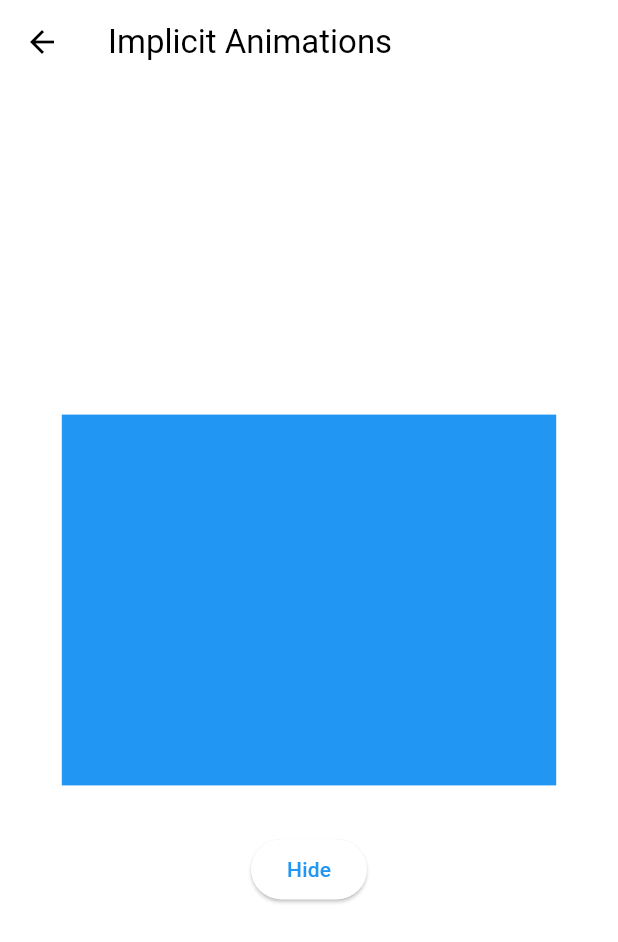
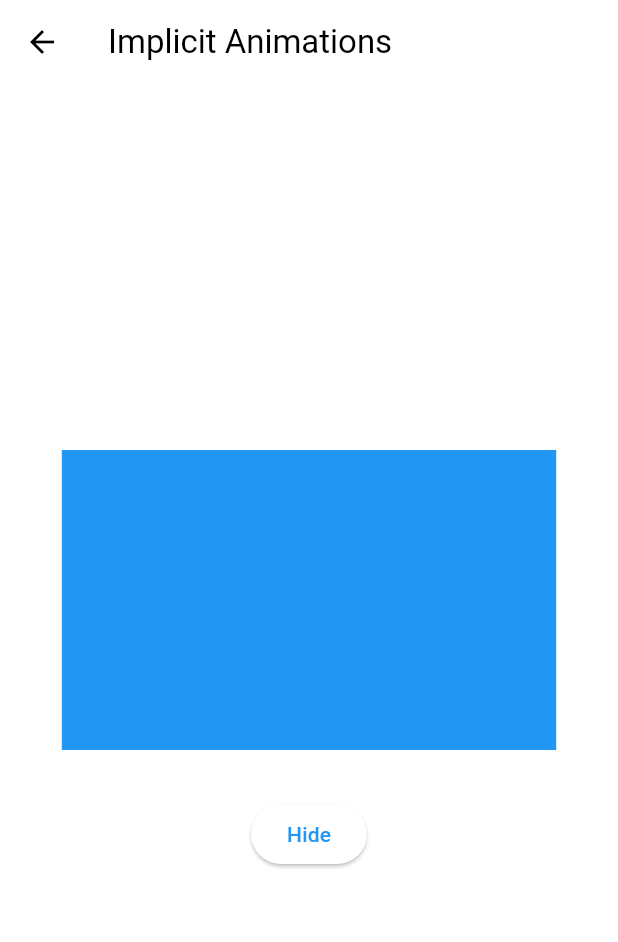
Before and after one commit to MRGRAVITY817/flutter_animations, a Flutter app: the ImplicitAnimationsScreen screen opened directly, on a phone screen of 412 x 824 dp. Shown: the top 942 px of the screen. Run offline on Flutter 3.47's test engine with Material 3 defaults, Android fonts, the phone set to English and light mode, and no system bars.

Commit message:
demonstrate Tween Animation in Flutter

```diff
--- a/lib/screens/implicit_animations_screen.dart
+++ b/lib/screens/implicit_animations_screen.dart
@@ -32,20 +32,19 @@ class _ImplicitAnimationsScreenState extends State<ImplicitAnimationsScreen> {
           mainAxisAlignment: MainAxisAlignment.center,
           children: [
             // AnimatedContainer is a widget that automatically animates changes to its properties.
-            AnimatedContainer(
-              duration: const Duration(seconds: 1),
-              curve: Curves.elasticOut,
-              width: _visible ? size.width * 0.8 : size.width * 0.6,
-              height: _visible ? size.width * 0.6 : size.width * 0.8,
-              transform: _visible
-                  ? Matrix4.rotationZ(0)
-                  : Matrix4.rotationZ(0.5 * 3.14),
-              transformAlignment: Alignment.center,
-              decoration: BoxDecoration(
-                color: _visible ? Colors.blue : Colors.amber,
-                borderRadius: BorderRadius.circular(_visible ? 0 : 100),
-              ),
-            ),
+            TweenAnimationBuilder(
+                tween: Tween<double>(
+                  begin: 0,
+                  end: _visible ? size.width * 0.8 : size.width * 0.2,
+                ),
+                duration: const Duration(seconds: 1),
+                builder: (context, double value, child) {
+                  return Container(
+                    width: value,
+                    height: 200,
+                    color: Colors.blue,
+                  );
+                }),
             const SizedBox(height: 32),
             ElevatedButton(
               onPressed: _trigger,
```
